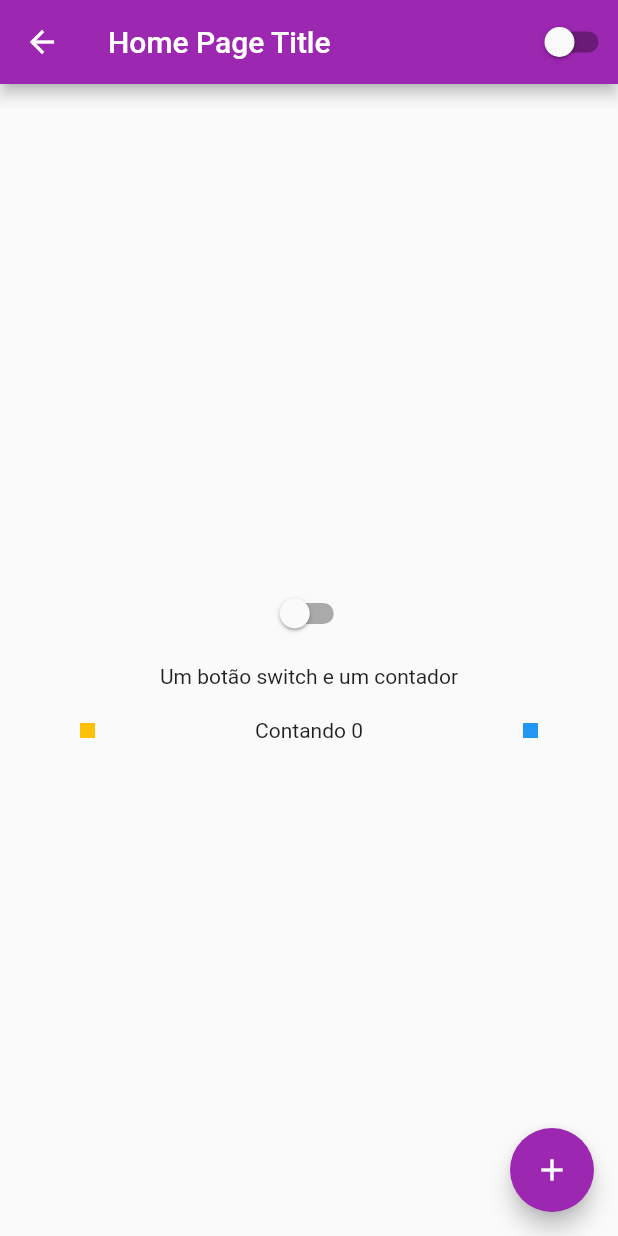
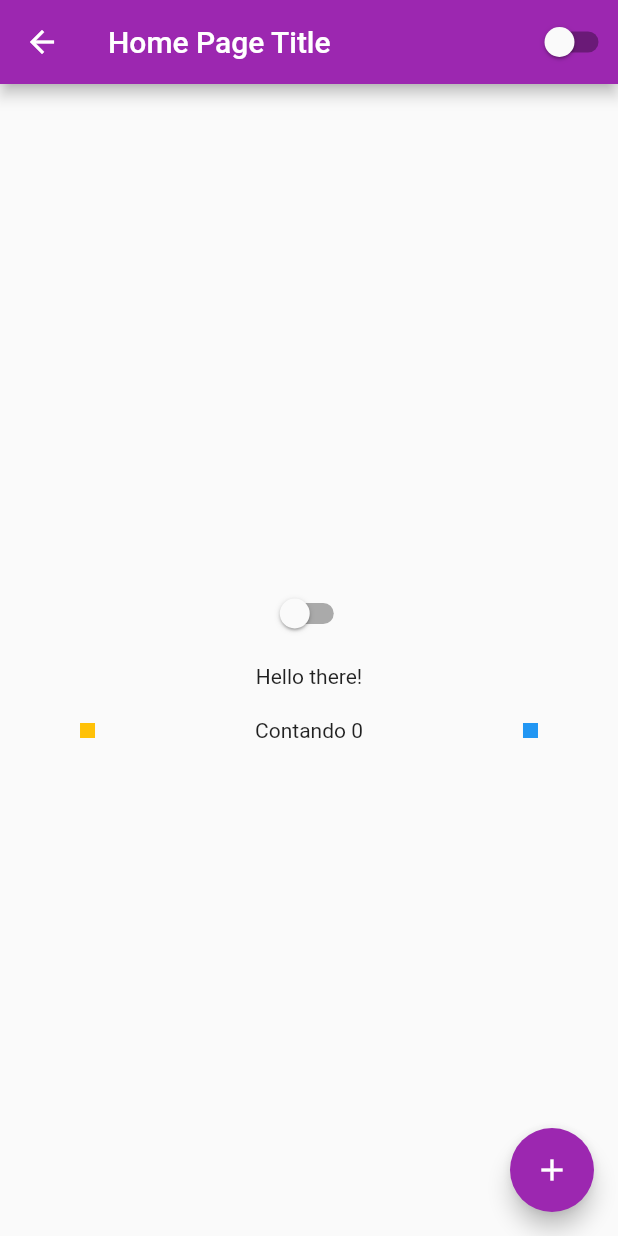
Before and after one commit to Brulibra/study_project, a Flutter app: the HomePage screen opened by its route, on a phone screen of 412 x 824 dp. Run offline on Flutter 3.47's test engine with Material 2 defaults, Android fonts, the phone set to English and light mode, and no system bars.

Commit message:
(testing) Alterando texto da homepage

```diff
--- a/lib/pages/home_page.dart
+++ b/lib/pages/home_page.dart
@@ -32,7 +32,7 @@ class HomePageState extends State<HomePage> {
                 Container(
                   height: 10,
                 ),
-                const Text('Um botão switch e um contador'),
+                const Text('Hello there!'),
                 Container(
                   height: 20,
                 ),
```
